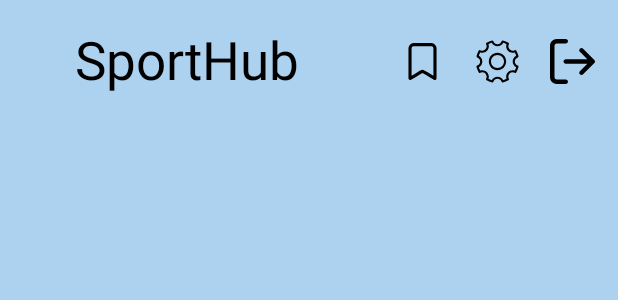
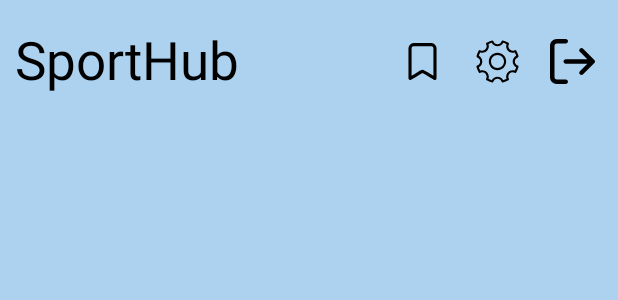
Before and after one commit to sergiopalmero87/Proyecto_TFG, an Android app: the layout activity_main.xml on its own in the app's theme, with its tools: preview values and no code run, on a phone screen of 412 x 824 dp. Shown: the top 300 px of the screen. Run offline under Robolectric (Android 15) with nearby library versions, the phone set to English and light mode, and no system bars.

```diff
--- a/app/src/main/res/layout/activity_main.xml
+++ b/app/src/main/res/layout/activity_main.xml
@@ -53,7 +53,7 @@
         android:layout_height="wrap_content"
         app:layout_constraintTop_toTopOf="parent"
         app:layout_constraintLeft_toLeftOf="parent"
-        android:layout_marginStart="50dp"
+        android:layout_marginStart="10dp"
         android:textSize="35sp"
         android:layout_marginTop="16dp"
         android:text="SportHub"
```
Also changed, not shown: app/src/main/java/com/edix/tfc/proyecto_tfg/MainActivity.java (+12 -1 lines).
